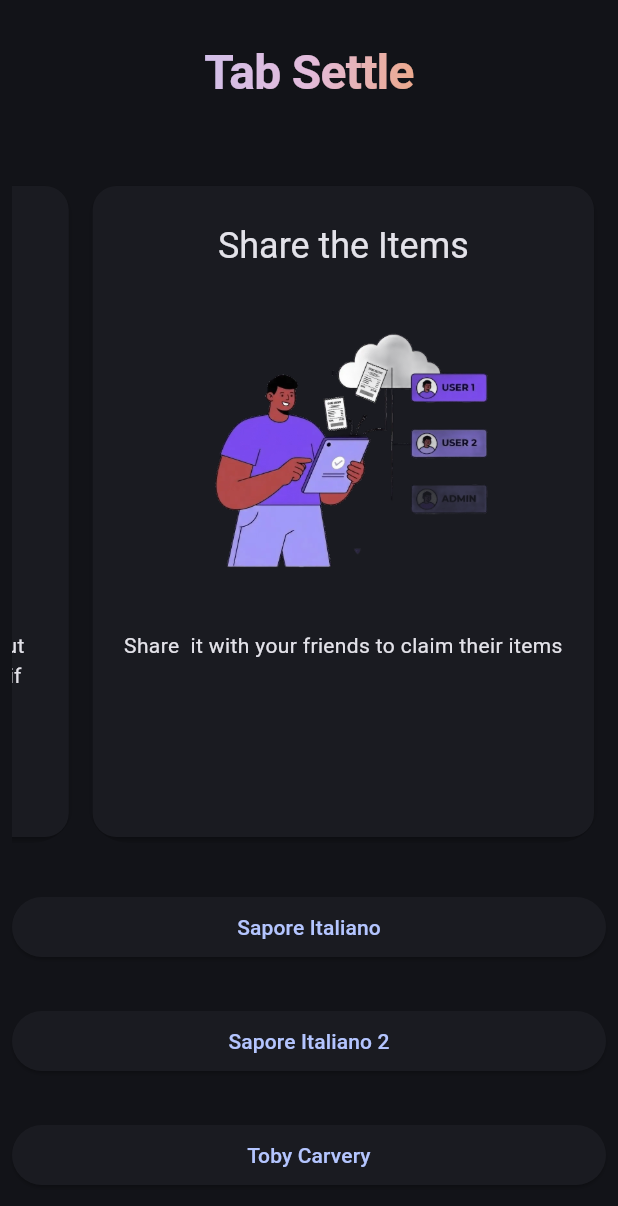
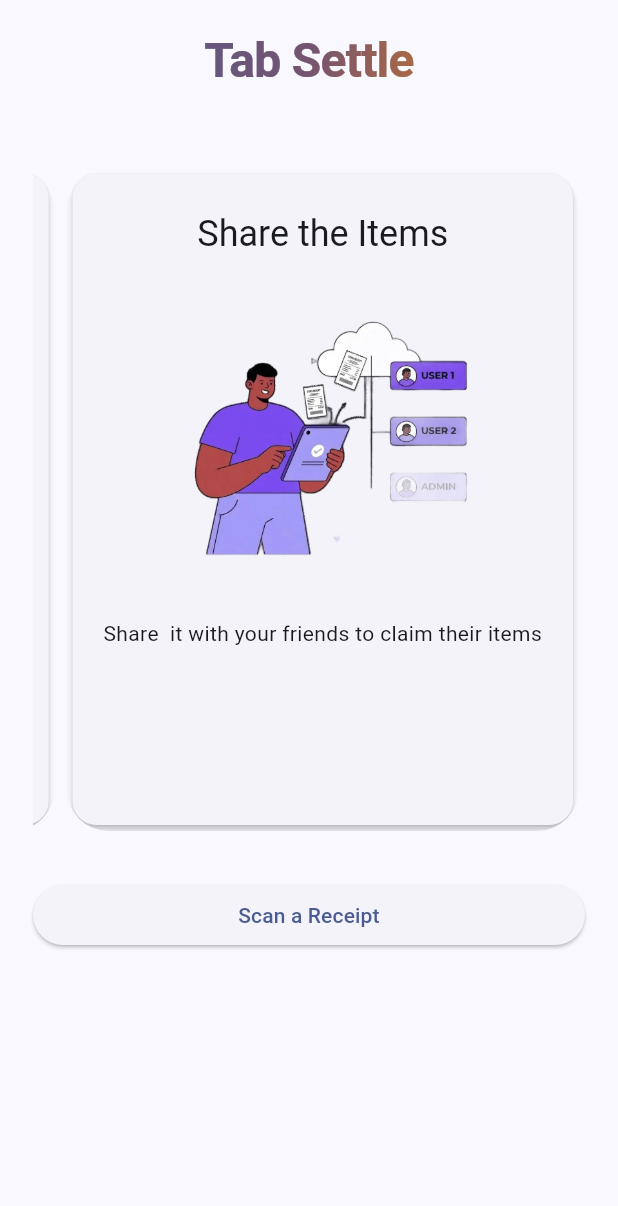
Before and after one commit to mcdona22/tab_settle, a Flutter app: the screen it shows after launch, on a phone screen of 412 x 824 dp. Shown: the top 1206 px of the screen. Run offline on Flutter 3.47's test engine with Material 3 defaults, Android fonts, the phone set to English and light mode, and no system bars; our stand-ins replace flutter_dotenv, flutter_hooks, freezed_annotation, go_router, google_generative_ai, hooks_riverpod and 2 more; missing offline and left inert: flutter_loggy; generated files the repository leaves out were written again.

Commit message:
reworked the UI ready for next steps

```diff
--- /dev/null
+++ b/lib/core/presentation/mobile_first_container.dart
@@ -0,0 +1,48 @@
+import 'package:flutter/material.dart';
+import 'package:tab_settle/core/presentation/ui_dimensions.dart';
+
+class MobileFirstContainer extends StatelessWidget {
+  final Widget child;
+  final double maxWidth;
+  final double minWidth;
+  final double minHeight;
+  final EdgeInsetsGeometry padding;
+
+  const MobileFirstContainer({
+    super.key,
+    required this.child,
+    this.maxWidth = mobileWidth,
+    this.minWidth = 320.0,
+    this.minHeight = 480.0,
+    this.padding = const EdgeInsets.symmetric(horizontal: 16.0),
+  });
+
+  @override
+  Widget build(BuildContext context) {
+    return LayoutBuilder(
+      builder: (_, constraints) {
+        final tooSmall =
+            constraints.maxWidth < minWidth ||
+            constraints.maxHeight < minHeight;
+        return tooSmall
+            ? Padding(
+                padding: padding,
+                child: Center(
+                  child: Text(
+                    'Your device is too small Tab Settle app to '
+                    'work',
+                    textAlign: TextAlign.center,
+                  ),
+                ),
+              )
+            : Align(
+                alignment: Alignment.topCenter,
+                child: ConstrainedBox(
+                  constraints: BoxConstraints(maxWidth: maxWidth),
+                  child: Padding(padding: padding, child: child),
+                ),
+              );
+      },
+    );
+  }
+}
--- a/lib/features/bill_analyse/data/text_receipts.dart
+++ b/lib/features/bill_analyse/data/text_receipts.dart
@@ -11,6 +11,7 @@ const imageAssetReceipts = [
   {'name': 'Sapore Italiano', 'path': 'sapore.jpeg'},
   {'name': 'Sapore Italiano 2', 'path': 'sapore2.jpg'},
   {'name': 'Toby Carvery', 'path': 'toby.jpeg'},
+  {'name': 'Aldi', 'path': 'aldi.png'},
 ];
 
 const mockReceiptRoyalOak = '''
--- a/lib/features/home/home_page.dart
+++ b/lib/features/home/home_page.dart
@@ -6,8 +6,8 @@ import 'package:go_router/go_router.dart';
 import 'package:hooks_riverpod/hooks_riverpod.dart';
 import 'package:loggy/loggy.dart';
 import 'package:tab_settle/core/presentation/action_button.dart';
+import 'package:tab_settle/core/presentation/mobile_first_container.dart';
 import 'package:tab_settle/core/routing/router.dart';
-import 'package:tab_settle/features/bill_analyse/data/text_receipts.dart';
 import 'package:tab_settle/features/home/image_card.dart';
 
 final cards = [
@@ -54,8 +54,9 @@ class HomePage extends HookConsumerWidget with UiLoggy {
         final nextIndex = (currentPage.value + 1) % stepsCount;
         currentPage.value = nextIndex;
         carouselController.animateToItem(
+          curve: Curves.easeInOutQuad,
           nextIndex,
-          duration: const Duration(milliseconds: 1500),
+          duration: const Duration(milliseconds: 1000),
         );
       });
 
@@ -70,9 +71,9 @@ class HomePage extends HookConsumerWidget with UiLoggy {
     final theme = Theme.of(context);
     return Scaffold(
       // appBar: AppBar(title: const Text('Tab Settle'), centerTitle: true),
-      body: SingleChildScrollView(
-        child: Padding(
-          padding: const EdgeInsets.all(8.0),
+      body: SafeArea(
+        child: MobileFirstContainer(
+          child: SingleChildScrollView(
             child: Column(
               crossAxisAlignment: CrossAxisAlignment.stretch,
               mainAxisAlignment: MainAxisAlignment.center,
@@ -96,26 +97,22 @@ class HomePage extends HookConsumerWidget with UiLoggy {
                       style: theme.textTheme.headlineLarge?.copyWith(
                         fontWeight: FontWeight.bold,
                         letterSpacing: -0.5,
-                      color: Colors.white, // Color must be white for ShaderMask
+                        color:
+                            Colors.white, // Color must be white for ShaderMask
                       ),
                     ),
                   ),
                 ),
-              // Icon(
-              //   Icons.rocket_launch_rounded,
-              //   size: 64,
-              //   color: Theme.of(context).colorScheme.primary,
-              // ),
-              // Text(
-              //   'Welcome to Tab Settle',
-              //   style: Theme.of(context).textTheme.headlineSmall,
-              // ),
+
                 SizedBox(
                   height: cardHeight,
-                child: CarouselView(
+                  child: LayoutBuilder(
+                    builder: (_, constraints) {
+                      final parentWidth = constraints.maxWidth;
+                      return CarouselView(
                         controller: carouselController,
-                  itemExtent: MediaQuery.of(context).size.width * .85,
-                  shrinkExtent: MediaQuery.of(context).size.width * 0.7,
+                        itemExtent: parentWidth * .95,
+                        shrinkExtent: parentWidth * 0.8,
                         children: cards
                             .map(
                               (card) => ImageCard(
@@ -125,78 +122,27 @@ class HomePage extends HookConsumerWidget with UiLoggy {
                               ),
                             )
                             .toList(),
+                      );
+                    },
                   ),
                 ),
-
-              ...List.generate(imageAssetReceipts.length, (i) {
-                final path = imageAssetReceipts[i]['path'];
-                final label = imageAssetReceipts[i]['name'];
-                return ActionButton(
-                  label: label!,
-                  onPressed: () {
-                    loggy.debug('Receipt $path');
-                    context.pushNamed(AppRoute.addReceipt.name, extra: path);
-                  },
-                );
-              }),
-              // if (false)
-              //   ...List.generate(mockReceipts.length, (i) {
-              //     final receipt = mockReceipts[i];
-              //     return ActionButton(
-              //       label: receipt['name'] ?? 'Not found',
-              //       onPressed: () => context.pushNamed(
-              //         AppRoute.addReceipt.name,
-              //         extra: receipt['receipt'] ?? '',
-              //       ),
-              //     );
-              //   }),
-              // if (false) Text('Models'),
-              // if (false)
-              //   FutureBuilder(
-              //     future: modelsData,
-              //     builder: (_, snapshot) {
-              //       return snapshot.hasData
-              //           ? Padding(
-              //               padding: const EdgeInsets.symmetric(
-              //                 horizontal: 30.0,
-              //               ),
-              //               child: Wrap(
-              //                 spacing: 13.0,
-              //                 runSpacing: 13.0,
-              //
-              //                 children: List.generate(snapshot.data!.length, (
-              //                   i,
-              //                 ) {
-              //                   final sorted = snapshot.data!.sort();
-              //                   return Container(
-              //                     padding: EdgeInsetsGeometry.all(12.0),
-              //                     decoration: BoxDecoration(
-              //                       borderRadius: BorderRadius.circular(18.0),
-              //                       border: Border.all(
-              //                         color: Theme.of(
-              //                           context,
-              //                         ).colorScheme.onSurface,
-              //                       ),
-              //                     ),
-              //                     child: Text(snapshot.data![i]),
-              //                   );
-              //                 }),
-              //               ),
-              //             )
-              //           : CircularProgressIndicator();
+                ActionButton(
+                  label: 'Scan a Receipt',
+                  onPressed: () => context.pushNamed(AppRoute.addReceipt.name),
+                ),
+                // ...List.generate(imageAssetReceipts.length, (i) {
+                //   final path = imageAssetReceipts[i]['path'];
+                //   final label = imageAssetReceipts[i]['name'];
+                //   return ActionButton(
+                //     label: label!,
+                //     onPressed: () {
+                //       loggy.debug('Receipt $path');
+                //       context.pushNamed(AppRoute.addReceipt.name, extra: path);
                 //     },
-
-              //   return Wrap(
-              //     children: snapshot.hasData
-              //         // ? List.generate(snapshot.data!.length, (i) {
-              //         ? List.generate(snapshot.data!.length, (i) {
-              //             return Text(snapshot.data![i]);
-              //           })
-              //         : [Text('No Models')],
                 //   );
-              // },
-              // ),
+                // }),
               ],
+            ),
           ),
         ),
       ),
--- a/lib/main.dart
+++ b/lib/main.dart
@@ -35,7 +35,10 @@ class App extends HookConsumerWidget with UiLoggy {
       routerConfig: routerConfig,
       theme: ThemeData.from(colorScheme: lightColorScheme),
       darkTheme: ThemeData.from(colorScheme: darkColorScheme),
-      themeMode: ThemeMode.dark,
+      themeMode: ThemeMode.light,
+      // builder: (_, child) => Scaffold(
+      //   body: MobileFirstContainer(child: child ?? SizedBox.shrink()),
+      // ),
     );
   }
 }
```
Also changed, not shown: lib/core/routing/router.dart (+1 -10 lines), lib/features/bill_submit/bill_submission_page.dart (+54 -21 lines), assets/test_receipts/aldi.png (added). Lines whose indentation alone changed are shown as unchanged.
